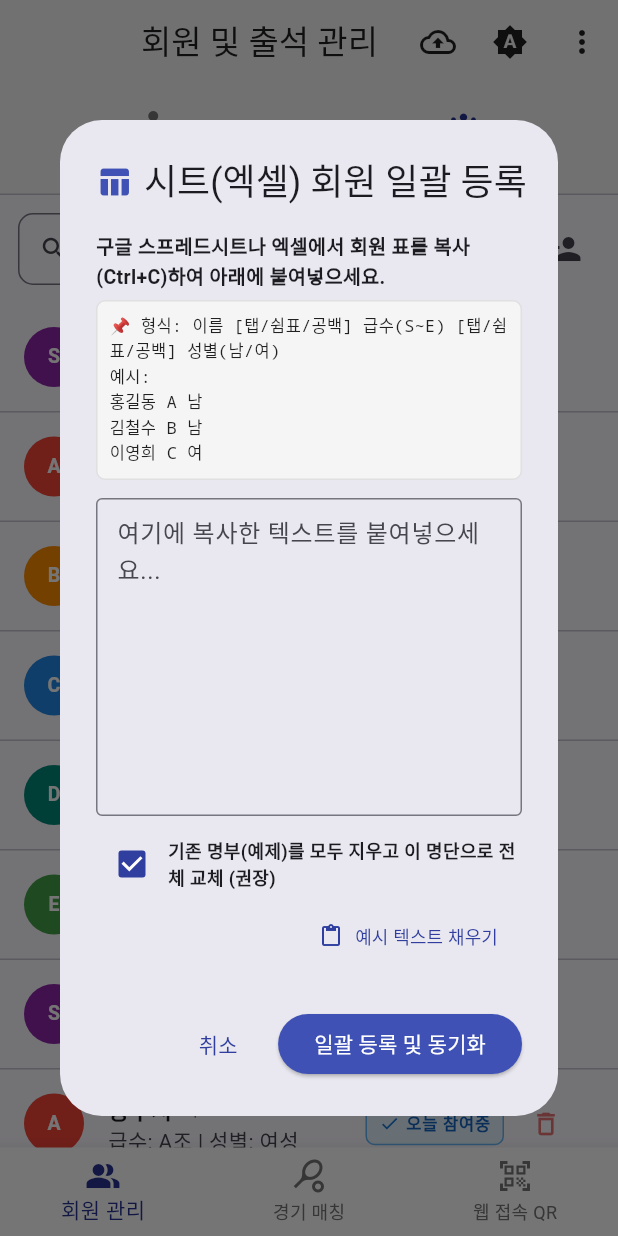
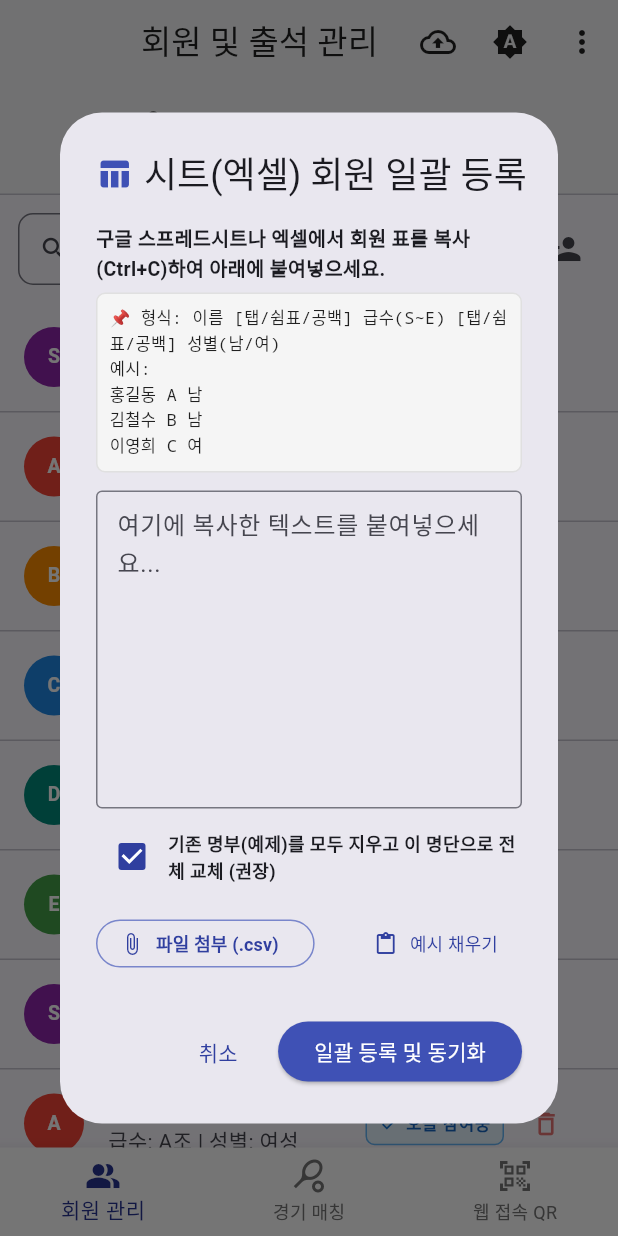
Before and after one commit to DONGBOSIM/Infinite_Rally_GG, a Flutter app: the screen it shows after launch, tab 2 chosen, after a tap on the "table chart" icon, on a phone screen of 412 x 824 dp. Run offline on Flutter 3.47's test engine with Material 3 defaults, Android fonts, the phone set to English and light mode, and no system bars; our stand-ins replace cloud_firestore, file_picker, firebase_core, flutter_tts, image_picker, qr_flutter; missing offline and left inert: google_mlkit_text_recognition; accounts and stored records are empty.

Commit message:
feat: add CSV file picker attachment for bulk member import

```diff
--- a/admin_app/lib/screens/members_tab.dart
+++ b/admin_app/lib/screens/members_tab.dart
@@ -1,6 +1,9 @@
+import 'dart:io';
+import 'dart:convert';
 import 'package:flutter/material.dart';
 import 'package:provider/provider.dart';
 import 'package:uuid/uuid.dart';
+import 'package:file_picker/file_picker.dart';
 import '../providers/app_state.dart';
 import '../models/member.dart';
 import '../services/ocr_service.dart';
@@ -1334,11 +1337,69 @@ class _MembersTabState extends State<MembersTab> with SingleTickerProviderStateM
                     ),
                   ],
                 ),
-                Align(
-                  alignment: Alignment.centerRight,
-                  child: TextButton.icon(
+                const SizedBox(height: 10),
+                Row(
+                  mainAxisAlignment: MainAxisAlignment.spaceBetween,
+                  children: [
+                    OutlinedButton.icon(
+                      style: OutlinedButton.styleFrom(
+                        visualDensity: VisualDensity.compact,
+                        foregroundColor: Colors.indigo.shade700,
+                        side: BorderSide(color: Colors.indigo.shade300),
+                      ),
+                      icon: const Icon(Icons.attach_file, size: 16),
+                      label: const Text('파일 첨부 (.csv)', style: TextStyle(fontSize: 12, fontWeight: FontWeight.bold)),
+                      onPressed: () async {
+                        try {
+                          final result = await FilePicker.platform.pickFiles(
+                            type: FileType.custom,
+                            allowedExtensions: ['csv', 'txt'],
+                            withData: true,
+                          );
+
+                          if (result != null && result.files.isNotEmpty) {
+                            final file = result.files.first;
+                            List<int>? bytes = file.bytes;
+                            if (bytes == null && file.path != null) {
+                              bytes = await File(file.path!).readAsBytes();
+                            }
+
+                            if (bytes != null && bytes.isNotEmpty) {
+                              // UTF-8 BOM (0xEF, 0xBB, 0xBF) 제거
+                              if (bytes.length >= 3 && bytes[0] == 0xEF && bytes[1] == 0xBB && bytes[2] == 0xBF) {
+                                bytes = bytes.sublist(3);
+                              }
+
+                              String decoded;
+                              try {
+                                decoded = utf8.decode(bytes);
+                              } catch (_) {
+                                decoded = String.fromCharCodes(bytes);
+                              }
+
+                              setDialogState(() {
+                                textController.text = decoded.trim();
+                              });
+
+                              if (context.mounted) {
+                                ScaffoldMessenger.of(context).showSnackBar(
+                                  SnackBar(content: Text('\'${file.name}\' 파일을 성공적으로 불러왔습니다!')),
+                                );
+                              }
+                            }
+                          }
+                        } catch (e) {
+                          if (context.mounted) {
+                            ScaffoldMessenger.of(context).showSnackBar(
+                              SnackBar(content: Text('파일 불러오기 실패: $e')),
+                            );
+                          }
+                        }
+                      },
+                    ),
+                    TextButton.icon(
                       icon: const Icon(Icons.paste, size: 16),
-                    label: const Text('예시 텍스트 채우기', style: TextStyle(fontSize: 12)),
+                      label: const Text('예시 채우기', style: TextStyle(fontSize: 12)),
                       onPressed: () {
                         setDialogState(() {
                           textController.text =
@@ -1346,6 +1407,7 @@ class _MembersTabState extends State<MembersTab> with SingleTickerProviderStateM
                         });
                       },
                     ),
+                  ],
                 ),
               ],
             ),
--- a/admin_app/pubspec.yaml
+++ b/admin_app/pubspec.yaml
@@ -19,6 +19,7 @@ dependencies:
   image_picker: ^1.1.2
   google_mlkit_text_recognition: ^0.13.0
   flutter_tts: 3.8.5
+  file_picker: ^8.1.4
 
 dev_dependencies:
   flutter_test:
--- a/회원_일괄등록_양식.csv
+++ b/회원_일괄등록_양식.csv
@@ -1,4 +1,4 @@
-이름,급수,성별
+﻿이름,급수,성별
 홍길동,A,남
 김영희,B,여
 이철수,C,남
```
Lines whose indentation alone changed are shown as unchanged.
